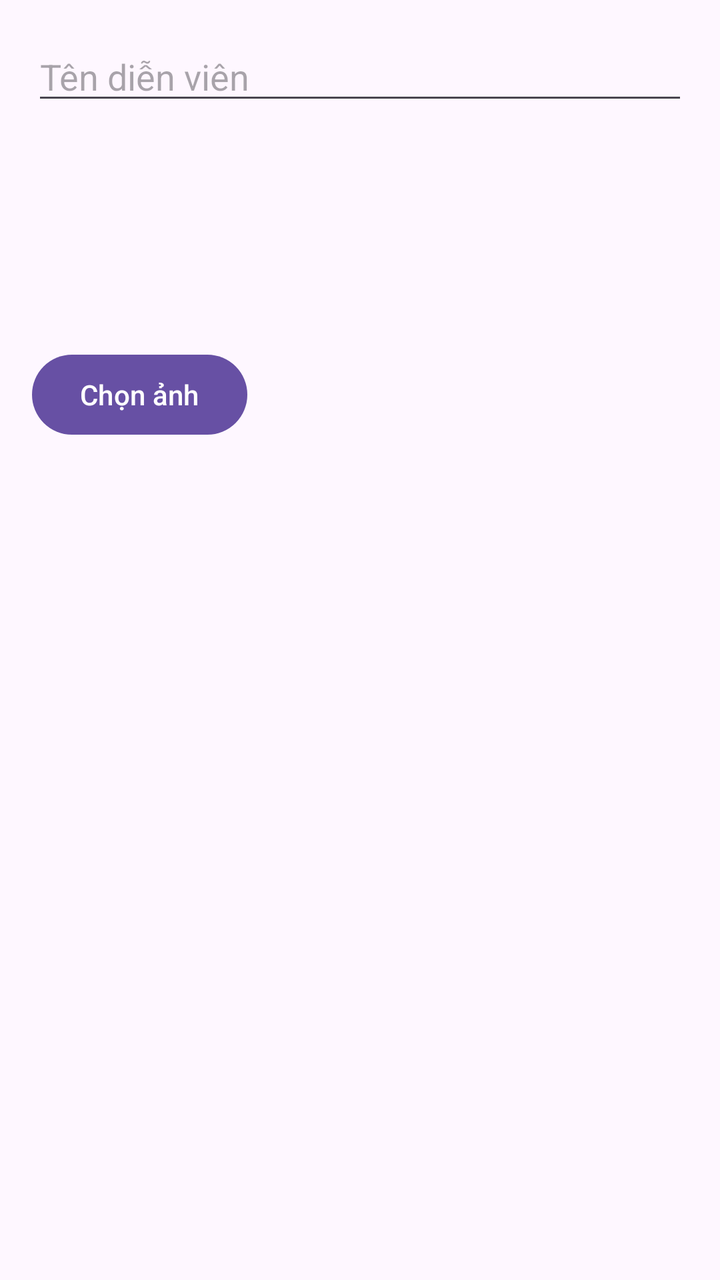
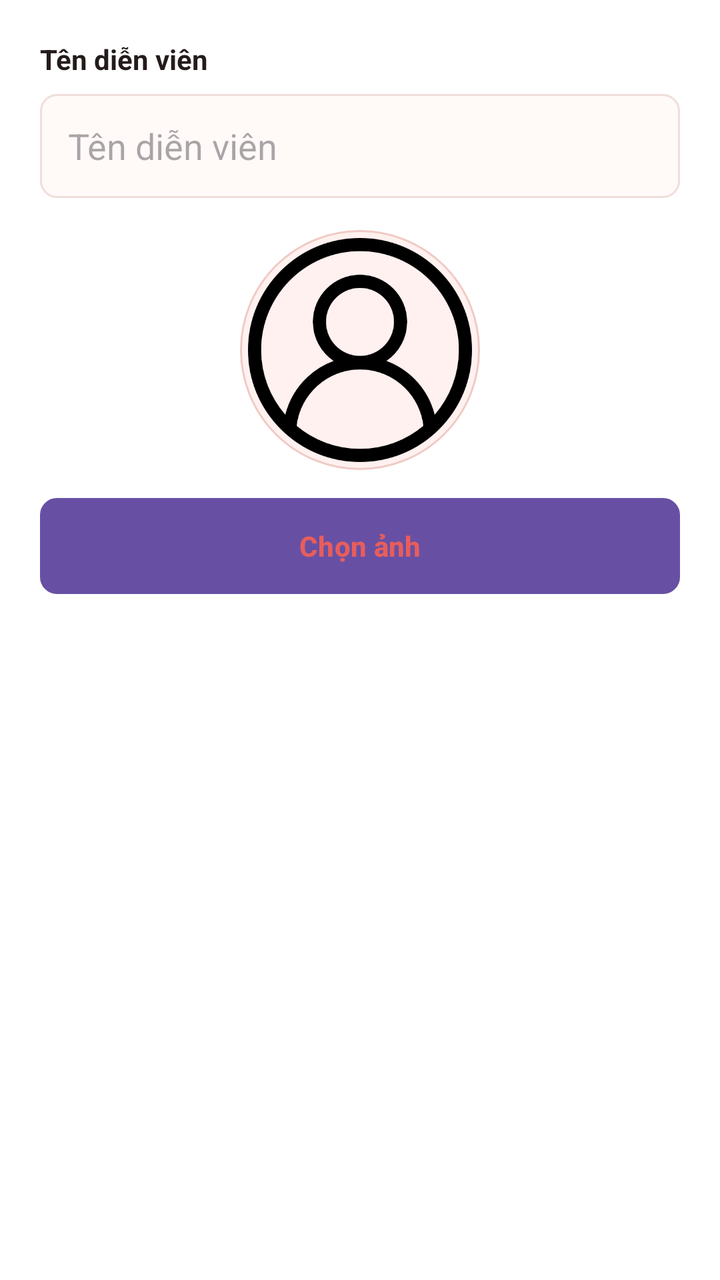

Before-and-after screenshots of an Android layout around one commit, followed by the original layout XML and the change that was made.
<!-- AndroidManifest.xml: application theme Theme.DanhGiaPhim -->
<!-- res/layout/dialog_edit_actor.xml -->
<LinearLayout
    xmlns:android="http://schemas.android.com/apk/res/android"
    android:layout_width="match_parent"
    android:layout_height="wrap_content"
    android:orientation="vertical"
    android:padding="16dp">

    <EditText
        android:id="@+id/edtActorName"
        android:layout_width="match_parent"
        android:layout_height="wrap_content"
        android:hint="Tên diễn viên"/>

    <ImageView
        android:id="@+id/imgActor"
        android:layout_width="100dp"
        android:layout_height="100dp"
        android:layout_marginTop="8dp"
        android:scaleType="centerCrop" />

    <Button
        android:id="@+id/btnChooseImage"
        android:layout_width="wrap_content"
        android:layout_height="wrap_content"
        android:text="Chọn ảnh"
        android:layout_marginTop="8dp"/>
</LinearLayout>
<!-- resources referenced by this layout -->
<resources>
  <style name="Theme.DanhGiaPhim" parent="Base.Theme.DanhGiaPhim" />
  <style name="Base.Theme.DanhGiaPhim" parent="Theme.Material3.DayNight.NoActionBar">
          
          
      </style>
</resources>

<!-- the commit's change to res/layout/dialog_edit_actor.xml (unified diff, before → after) -->
@@ -1,27 +1,48 @@
-<LinearLayout
-    xmlns:android="http://schemas.android.com/apk/res/android"
+<?xml version="1.0" encoding="utf-8"?>
+<LinearLayout xmlns:android="http://schemas.android.com/apk/res/android"
     android:layout_width="match_parent"
     android:layout_height="wrap_content"
+    android:background="@color/white"
     android:orientation="vertical"
-    android:padding="16dp">
+    android:padding="20dp">
+
+    <TextView
+        android:layout_width="match_parent"
+        android:layout_height="wrap_content"
+        android:text="Tên diễn viên"
+        android:textColor="@color/app_text"
+        android:textStyle="bold" />
 
     <EditText
         android:id="@+id/edtActorName"
         android:layout_width="match_parent"
-        android:layout_height="wrap_content"
-        android:hint="Tên diễn viên"/>
+        android:layout_height="52dp"
+        android:layout_marginTop="8dp"
+        android:background="@drawable/bg_actor_form_input"
+        android:hint="Tên diễn viên"
+        android:maxLines="1"
+        android:paddingStart="14dp"
+        android:paddingEnd="14dp" />
 
     <ImageView
         android:id="@+id/imgActor"
-        android:layout_width="100dp"
-        android:layout_height="100dp"
-        android:layout_marginTop="8dp"
-        android:scaleType="centerCrop" />
+        android:layout_width="120dp"
+        android:layout_height="120dp"
+        android:layout_gravity="center"
+        android:layout_marginTop="16dp"
+        android:background="@drawable/bg_actor_avatar"
+        android:padding="4dp"
+        android:scaleType="centerCrop"
+        android:src="@drawable/ic_user" />
 
     <Button
         android:id="@+id/btnChooseImage"
-        android:layout_width="wrap_content"
-        android:layout_height="wrap_content"
+        android:layout_width="match_parent"
+        android:layout_height="48dp"
+        android:layout_marginTop="14dp"
+        android:background="@drawable/bg_app_menu_card"
         android:text="Chọn ảnh"
-        android:layout_marginTop="8dp"/>
+        android:textAllCaps="false"
+        android:textColor="@color/app_primary"
+        android:textStyle="bold" />
 </LinearLayout>
<!-- resource entries referenced after the edit -->
@@ -1,5 +1,62 @@
 <!-- resources referenced by this layout -->
 <resources>
+  <color name="app_primary">#E85D5C</color>
+  <color name="app_text">#241B1B</color>
+  <color name="white">#FFFFFFFF</color>
+  <!-- drawable bg_actor_avatar (drawable) -->
+  <?xml version="1.0" encoding="utf-8"?>
+  <shape xmlns:android="http://schemas.android.com/apk/res/android"
+      android:shape="oval">
+      <solid android:color="#FFF1EF" />
+      <stroke
+          android:width="1dp"
+          android:color="#F0CAC5" />
+  </shape>
+  <!-- drawable bg_actor_form_input (drawable) -->
+  <?xml version="1.0" encoding="utf-8"?>
+  <selector xmlns:android="http://schemas.android.com/apk/res/android">
+      <item android:state_focused="true">
+          <shape android:shape="rectangle">
+              <solid android:color="#FFFFFF" />
+              <stroke
+                  android:width="2dp"
+                  android:color="#E85D5C" />
+              <corners android:radius="8dp" />
+          </shape>
+      </item>
+      <item>
+          <shape android:shape="rectangle">
+              <solid android:color="#FFF9F8" />
+              <stroke
+                  android:width="1dp"
+                  android:color="#F0DEDA" />
+              <corners android:radius="8dp" />
+          </shape>
+      </item>
+  </selector>
+  <!-- drawable bg_app_menu_card (drawable) -->
+  <?xml version="1.0" encoding="utf-8"?>
+  <selector xmlns:android="http://schemas.android.com/apk/res/android">
+      <item android:state_pressed="true">
+          <shape android:shape="rectangle">
+              <solid android:color="#FFF1EF" />
+              <stroke
+                  android:width="1dp"
+                  android:color="#E85D5C" />
+              <corners android:radius="8dp" />
+          </shape>
+      </item>
+      <item>
+          <shape android:shape="rectangle">
+              <solid android:color="@color/white" />
+              <stroke
+                  android:width="1dp"
+                  android:color="#F0DEDA" />
+              <corners android:radius="8dp" />
+          </shape>
+      </item>
+  </selector>
+  <!-- drawable ic_user: png bitmap (drawable, 24852 bytes) -->
   <style name="Theme.DanhGiaPhim" parent="Base.Theme.DanhGiaPhim" />
   <style name="Base.Theme.DanhGiaPhim" parent="Theme.Material3.DayNight.NoActionBar">
           
